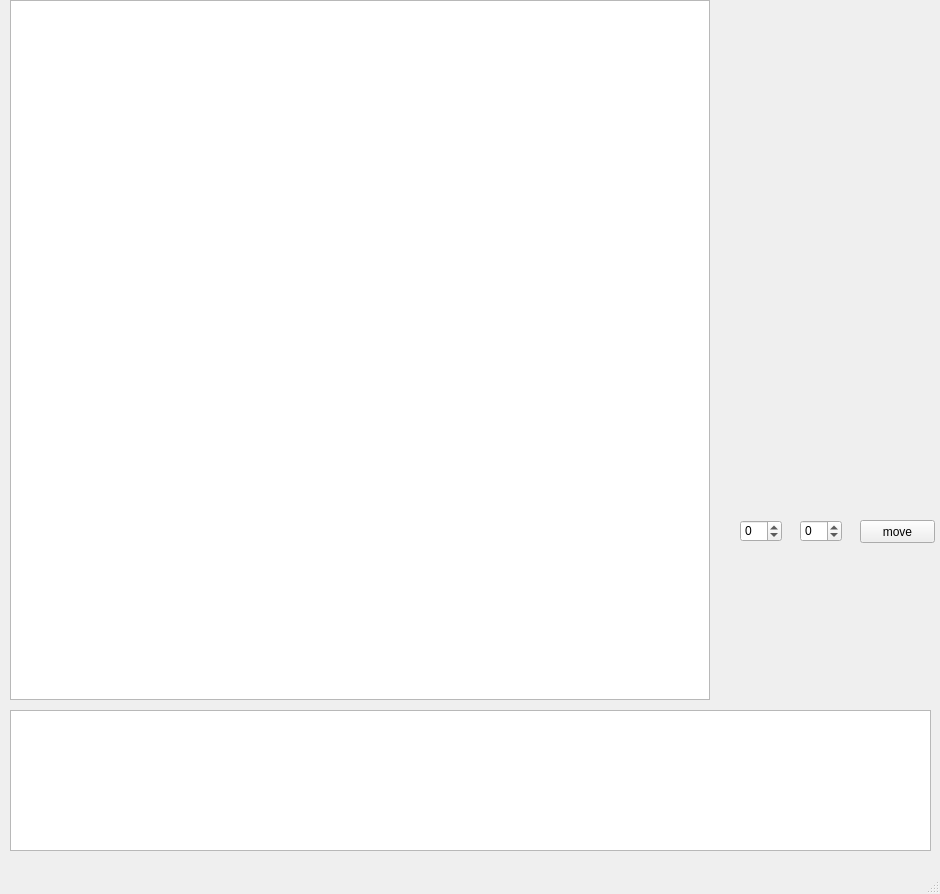
The window that gui_pc/Qt_GUI/gui_frontend.ui (david-shmailov/Distributed_Drone_Project) describes before a commit, drawn with Qt 5.
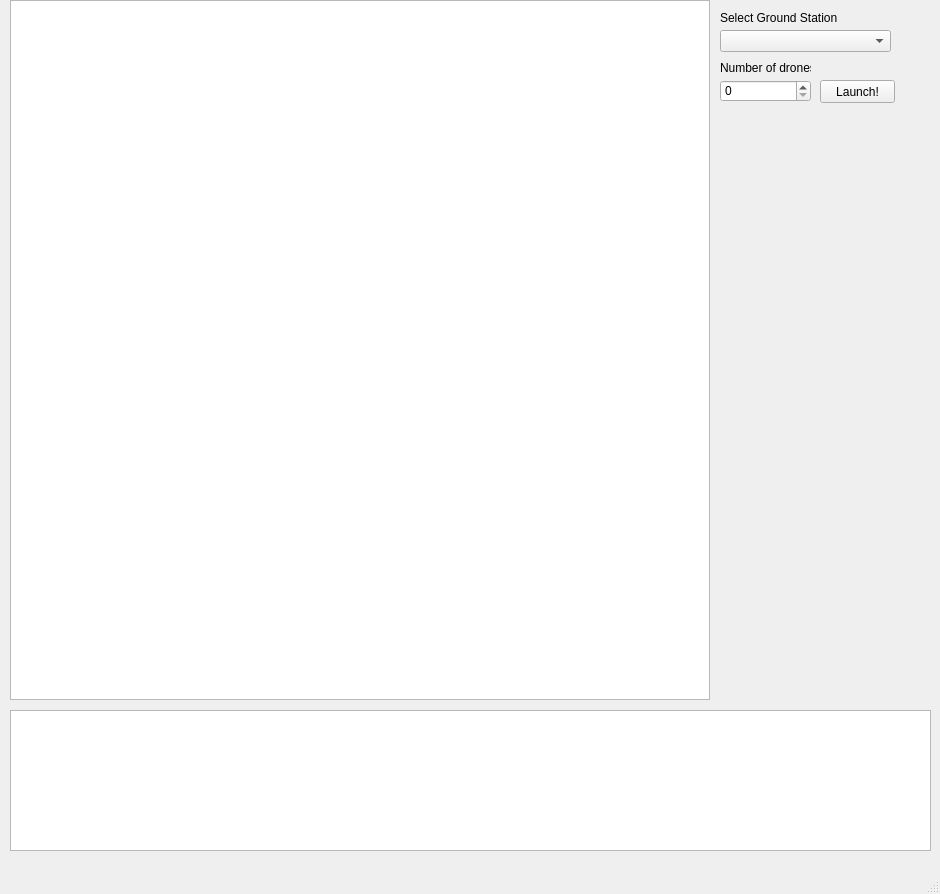
The same window after the commit.

```diff
--- a/gui_pc/Qt_GUI/gui_frontend.ui
+++ b/gui_pc/Qt_GUI/gui_frontend.ui
@@ -14,51 +14,6 @@
    <string>MainWindow</string>
   </property>
   <widget class="QWidget" name="centralwidget">
-   <widget class="QSpinBox" name="spinBox_x">
-    <property name="geometry">
-     <rect>
-      <x>740</x>
-      <y>520</y>
-      <width>42</width>
-      <height>22</height>
-     </rect>
-    </property>
-    <property name="minimum">
-     <number>-1000</number>
-    </property>
-    <property name="maximum">
-     <number>1000</number>
-    </property>
-   </widget>
-   <widget class="QSpinBox" name="spinBox_y">
-    <property name="geometry">
-     <rect>
-      <x>800</x>
-      <y>520</y>
-      <width>42</width>
-      <height>22</height>
-     </rect>
-    </property>
-    <property name="minimum">
-     <number>-1000</number>
-    </property>
-    <property name="maximum">
-     <number>1000</number>
-    </property>
-   </widget>
-   <widget class="QPushButton" name="pushButton">
-    <property name="geometry">
-     <rect>
-      <x>860</x>
-      <y>520</y>
-      <width>75</width>
-      <height>23</height>
-     </rect>
-    </property>
-    <property name="text">
-     <string>move</string>
-    </property>
-   </widget>
    <widget class="QGraphicsView" name="graphicsView">
     <property name="geometry">
      <rect>
@@ -82,6 +37,65 @@
      <bool>true</bool>
     </property>
    </widget>
+   <widget class="QComboBox" name="comboBox">
+    <property name="geometry">
+     <rect>
+      <x>720</x>
+      <y>30</y>
+      <width>171</width>
+      <height>22</height>
+     </rect>
+    </property>
+   </widget>
+   <widget class="QLabel" name="label">
+    <property name="geometry">
+     <rect>
+      <x>720</x>
+      <y>10</y>
+      <width>121</width>
+      <height>16</height>
+     </rect>
+    </property>
+    <property name="text">
+     <string>Select Ground Station</string>
+    </property>
+   </widget>
+   <widget class="QSpinBox" name="numOfDronesBox">
+    <property name="geometry">
+     <rect>
+      <x>720</x>
+      <y>80</y>
+      <width>91</width>
+      <height>22</height>
+     </rect>
+    </property>
+   </widget>
+   <widget class="QLabel" name="label_2">
+    <property name="geometry">
+     <rect>
+      <x>720</x>
+      <y>60</y>
+      <width>91</width>
+      <height>16</height>
+     </rect>
+    </property>
+    <property name="text">
+     <string>Number of drones</string>
+    </property>
+   </widget>
+   <widget class="QPushButton" name="launchButton">
+    <property name="geometry">
+     <rect>
+      <x>820</x>
+      <y>80</y>
+      <width>75</width>
+      <height>23</height>
+     </rect>
+    </property>
+    <property name="text">
+     <string>Launch!</string>
+    </property>
+   </widget>
   </widget>
   <widget class="QMenuBar" name="menubar">
    <property name="geometry">
```
